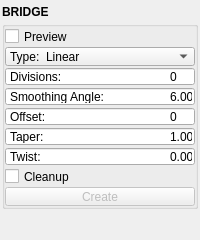
Qt form blendertk/edit_utils/bridge.ui (m3trik/blendertk) before a commit.
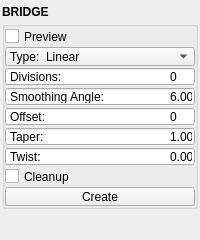
The same form after that commit. Custom widgets are drawn as their Qt base class.

What changed in the file:
```diff
--- a/blendertk/edit_utils/bridge.ui
+++ b/blendertk/edit_utils/bridge.ui
@@ -19,7 +19,7 @@
   <property name="dockOptions">
    <set>QMainWindow::AllowNestedDocks|QMainWindow::AllowTabbedDocks|QMainWindow::AnimatedDocks|QMainWindow::ForceTabbedDocks</set>
   </property>
-  <property name="bnabled" stdset="0">
+  <property name="enabled" stdset="0">
    <bool>true</bool>
   </property>
   <widget class="QWidget" name="central_widget">
@@ -223,7 +223,7 @@
              <property name="flat">
               <bool>false</bool>
              </property>
-             <property name="bnabled" stdset="0">
+             <property name="enabled" stdset="0">
               <bool>true</bool>
              </property>
             </widget>
```
Left out of the diff: 16 changed lines with no effect on the pictures.
